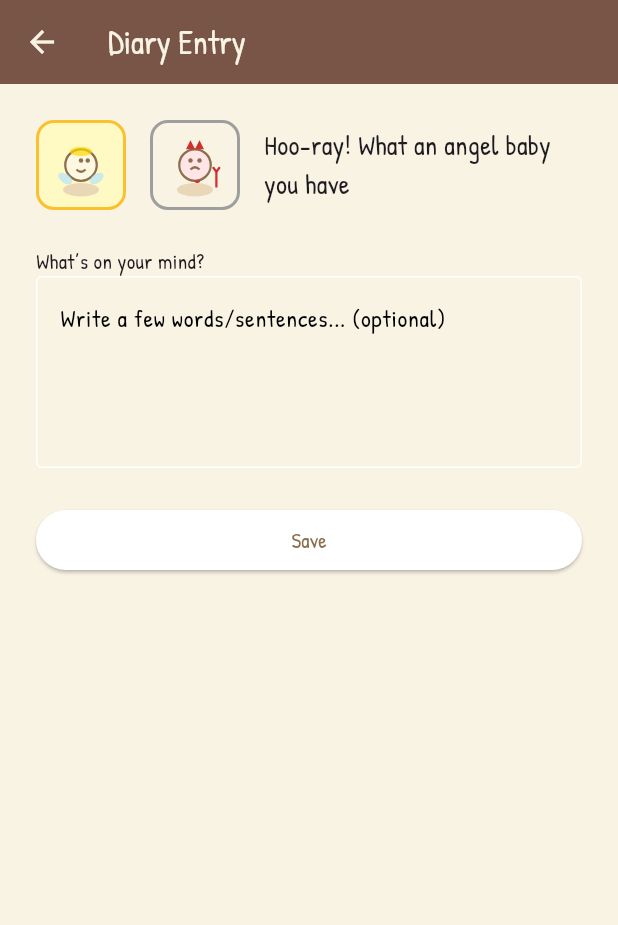
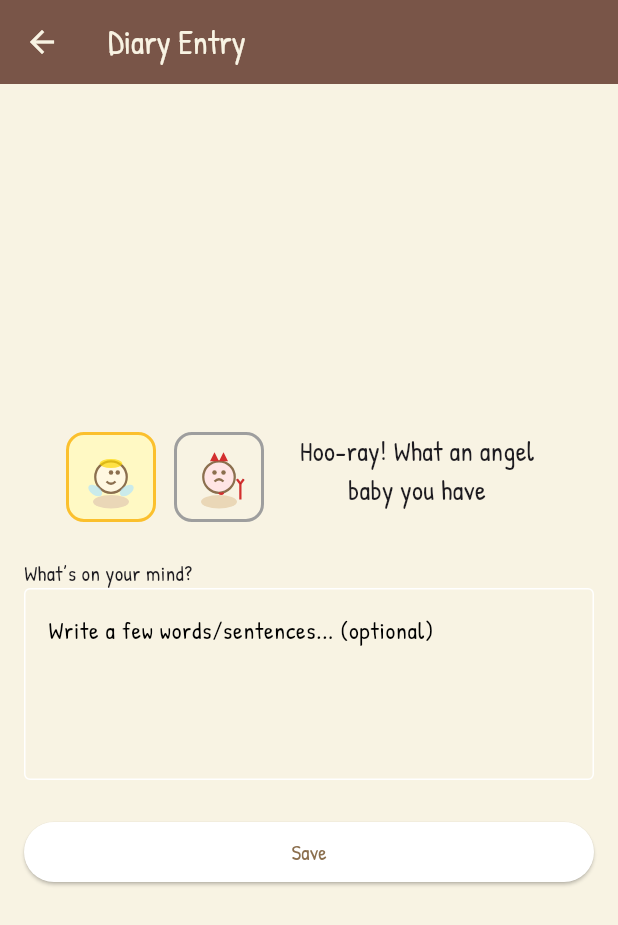
Before and after one commit to tonychen2/angel-or-devil, a Flutter app: the screen it shows after launch, after a tap on an icon or button, on a phone screen of 412 x 824 dp. Shown: the top 925 px of the screen. Run offline on Flutter 3.47's test engine with Material 3 defaults, Android fonts, the phone set to English and light mode, and no system bars; our stand-ins replace flutter_svg, google_fonts, hive, hive_flutter, logger, shared_preferences; accounts and stored records are empty.

Commit message:
Incorporate responsive design to fit different screen sizes

```diff
--- a/lib/main.dart
+++ b/lib/main.dart
@@ -173,6 +173,7 @@ class DailyPromptScreen extends StatelessWidget {
         backgroundColor: Colors.brown,
       ),
       body: Center(
+        child: SingleChildScrollView(
           child: Column(
             mainAxisAlignment: MainAxisAlignment.center,
             children: [
@@ -182,8 +183,9 @@ class DailyPromptScreen extends StatelessWidget {
                 textAlign: TextAlign.center,
               ),
               const SizedBox(height: 32),
-            Row(
-              mainAxisAlignment: MainAxisAlignment.center,
+              Wrap(
+                alignment: WrapAlignment.center,
+                spacing: 24,
                 children: [
                   IconButton(
                     icon: SvgPicture.asset(
@@ -203,7 +205,6 @@ class DailyPromptScreen extends StatelessWidget {
                     },
                     tooltip: 'Angel',
                   ),
-                const SizedBox(width: 48),
                   IconButton(
                     icon: SvgPicture.asset(
                       'assets/devil.svg',
@@ -214,7 +215,8 @@ class DailyPromptScreen extends StatelessWidget {
                       Navigator.push(
                         context,
                         MaterialPageRoute(
-                        builder: (context) => DiaryEntryScreen(isAngel: false),
+                          builder: (context) =>
+                              DiaryEntryScreen(isAngel: false),
                         ),
                       ).then((_) {
                         if (onComplete != null) onComplete!();
@@ -225,6 +227,7 @@ class DailyPromptScreen extends StatelessWidget {
                 ],
               ),
             ],
+          ),
         ),
       ),
     );
@@ -258,13 +261,19 @@ class _DiaryEntryScreenState extends State<DiaryEntryScreen> {
         title: const Text('Diary Entry'),
         backgroundColor: Colors.brown,
       ),
-      body: Padding(
-        padding: const EdgeInsets.all(24.0),
+      body: Center(
+        child: Padding(
+          padding: const EdgeInsets.all(16.0),
+          child: ConstrainedBox(
+            constraints: BoxConstraints(maxWidth: 400),
+            child: SingleChildScrollView(
               child: Column(
                 crossAxisAlignment: CrossAxisAlignment.stretch,
                 children: [
-            Row(
-              mainAxisAlignment: MainAxisAlignment.center,
+                  Wrap(
+                    alignment: WrapAlignment.center,
+                    spacing: 12,
+                    runSpacing: 8,
                     children: [
                       GestureDetector(
                         onTap: () {
@@ -293,7 +302,6 @@ class _DiaryEntryScreenState extends State<DiaryEntryScreen> {
                           ),
                         ),
                       ),
-                const SizedBox(width: 16),
                       GestureDetector(
                         onTap: () {
                           setState(() {
@@ -321,13 +329,14 @@ class _DiaryEntryScreenState extends State<DiaryEntryScreen> {
                           ),
                         ),
                       ),
-                const SizedBox(width: 16),
-                Flexible(
+                      SizedBox(
+                        width: 180,
                         child: Text(
                           getAngelDevilText(_isAngelSelected, true),
                           style: const TextStyle(fontSize: 18),
                           softWrap: true,
                           overflow: TextOverflow.visible,
+                          textAlign: TextAlign.center,
                         ),
                       ),
                     ],
@@ -368,6 +377,9 @@ class _DiaryEntryScreenState extends State<DiaryEntryScreen> {
                     child: const Text('Save'),
                   ),
                 ],
+              ),
+            ),
+          ),
         ),
       ),
     );
@@ -532,7 +544,11 @@ class _CalendarViewBodyState extends State<_CalendarViewBody> {
                               ),
                             );
                           },
-                    child: Container(
+                    child: LayoutBuilder(
+                      builder: (context, constraints) {
+                        double iconSize = 32;
+                        double gap = 2;
+                        return Container(
                           decoration: BoxDecoration(
                             color: isFuture || !isCurrentMonth
                                 ? const Color(0xFFF3E9D7)
@@ -552,6 +568,7 @@ class _CalendarViewBodyState extends State<_CalendarViewBody> {
                           child: Opacity(
                             opacity: isFuture ? 0.5 : 1.0,
                             child: Column(
+                              mainAxisSize: MainAxisSize.min,
                               mainAxisAlignment: MainAxisAlignment.center,
                               children: [
                                 Text(
@@ -564,22 +581,28 @@ class _CalendarViewBodyState extends State<_CalendarViewBody> {
                                         ? const Color(0xFFBCA18A)
                                         : null,
                                   ),
+                                  textAlign: TextAlign.center,
                                 ),
                                 if (entry != null && !isFuture)
-                              entry.isAngel
+                                  Padding(
+                                    padding: EdgeInsets.only(top: gap),
+                                    child: entry.isAngel
                                         ? SvgPicture.asset(
                                             'assets/angel.svg',
-                                      width: 40,
-                                      height: 40,
+                                            width: iconSize,
+                                            height: iconSize,
                                           )
                                         : SvgPicture.asset(
                                             'assets/devil.svg',
-                                      width: 40,
-                                      height: 40,
+                                            width: iconSize,
+                                            height: iconSize,
+                                          ),
                                   ),
                               ],
                             ),
                           ),
+                        );
+                      },
                     ),
                   );
                 },
@@ -639,11 +662,17 @@ class _DayDetailDialogState extends State<_DayDetailDialog> {
         '${widget.entry.date.month.toString().padLeft(2, '0')}/${widget.entry.date.day.toString().padLeft(2, '0')}/${widget.entry.date.year}',
         style: const TextStyle(fontWeight: FontWeight.bold),
       ),
-      content: Column(
+      content: SingleChildScrollView(
+        child: ConstrainedBox(
+          constraints: BoxConstraints(maxWidth: 350),
+          child: Column(
             mainAxisSize: MainAxisSize.min,
             crossAxisAlignment: CrossAxisAlignment.start,
             children: [
-          Row(
+              Wrap(
+                alignment: WrapAlignment.center,
+                spacing: 8,
+                runSpacing: 8,
                 children: [
                   GestureDetector(
                     onTap: () {
@@ -654,7 +683,9 @@ class _DayDetailDialogState extends State<_DayDetailDialog> {
                     },
                     child: Container(
                       decoration: BoxDecoration(
-                    color: _isAngel ? Colors.yellow[100] : Colors.transparent,
+                        color: _isAngel
+                            ? Colors.yellow[100]
+                            : Colors.transparent,
                         border: Border.all(
                           color: _isAngel ? Colors.yellow[700]! : Colors.grey,
                           width: 2,
@@ -669,7 +700,6 @@ class _DayDetailDialogState extends State<_DayDetailDialog> {
                       ),
                     ),
                   ),
-              const SizedBox(width: 8),
                   GestureDetector(
                     onTap: () {
                       setState(() {
@@ -694,12 +724,13 @@ class _DayDetailDialogState extends State<_DayDetailDialog> {
                       ),
                     ),
                   ),
-              const SizedBox(width: 8),
-              Flexible(
+                  SizedBox(
+                    width: 140,
                     child: Text(
                       getAngelDevilText(_isAngel, isToday),
                       softWrap: true,
                       overflow: TextOverflow.visible,
+                      textAlign: TextAlign.center,
                     ),
                   ),
                 ],
@@ -716,6 +747,8 @@ class _DayDetailDialogState extends State<_DayDetailDialog> {
                 ),
               ),
             ],
+          ),
+        ),
       ),
       actions: [
         TextButton(
```
Lines whose indentation alone changed are shown as unchanged.
